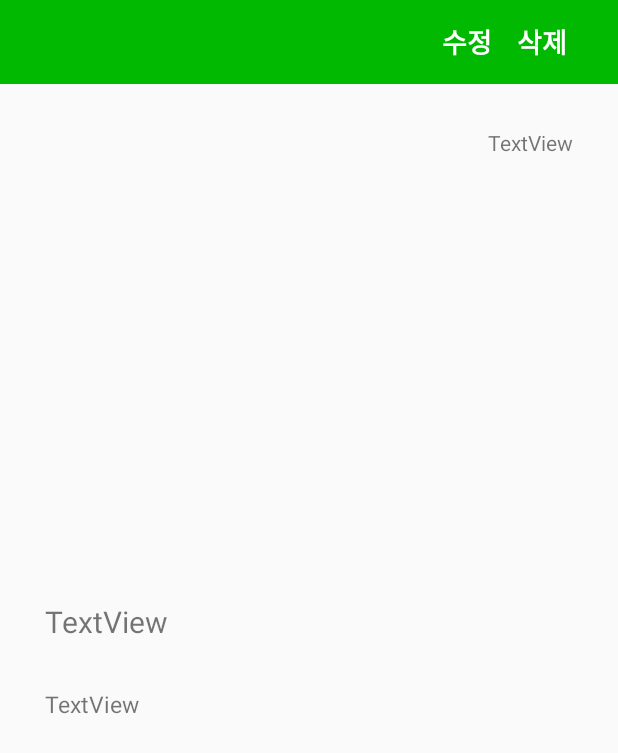
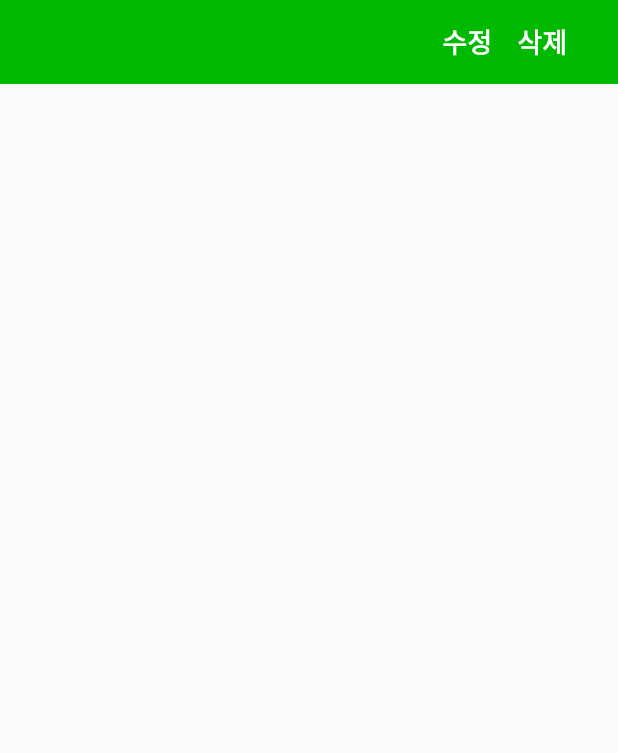
Before and after one commit to gangslee/Programmers_Challenge_Line, an Android app: the DetailActivity screen opened directly, with no data from a screen before it, on a phone screen of 412 x 824 dp. Shown: the top 753 px of the screen. Run offline under Robolectric (Android 15) with nearby library versions, the phone set to English and light mode, and no system bars; 6 statements that could not run were skipped.

Commit message:
Repair WirteAcrivity
Repair WirteAcrivity

```diff
--- a/app/src/main/java/com/example/myapplication/WriteActivity.kt
+++ b/app/src/main/java/com/example/myapplication/WriteActivity.kt
@@ -193,7 +193,8 @@ class WriteActivity : AppCompatActivity() {
         inputBts[0].setOnClickListener {
             val inputUrl = view.findViewById<EditText>(R.id.input_imgae_url)
             val imgUrl: String = inputUrl.text.toString()
-            if (URLUtil.isValidUrl(imgUrl)) {
+            val checkExt = imgUrl.substring(imgUrl.lastIndexOf(".")+1, imgUrl.length).toLowerCase(Locale.ENGLISH)
+            if (URLUtil.isValidUrl(imgUrl) && (checkExt == "jpg" || checkExt == "png" || checkExt == "gif") ) {
                 imgDataList.add(imgUrl)
                 imgAdapter.notifyDataSetChanged()
             } else {
--- a/app/src/main/res/layout/activity_detail.xml
+++ b/app/src/main/res/layout/activity_detail.xml
@@ -27,7 +27,6 @@
                 android:layout_alignParentEnd="true"
                 android:layout_marginTop="30dp"
                 android:layout_marginEnd="30dp"
-                android:text="TextView"
                 android:textSize="14sp" />
 
             <androidx.viewpager.widget.ViewPager
@@ -58,7 +57,6 @@
                 android:layout_marginTop="15dp"
                 android:layout_marginEnd="30dp"
                 android:layout_marginBottom="15dp"
-                android:text="TextView"
                 android:textSize="20sp" />
 
             <TextView
@@ -70,7 +68,6 @@
                 android:layout_marginTop="15dp"
                 android:layout_marginEnd="30dp"
                 android:layout_marginBottom="15dp"
-                android:text="TextView"
                 android:textSize="15sp" />
 
 
--- a/app/src/main/res/layout/input_url_dialog.xml
+++ b/app/src/main/res/layout/input_url_dialog.xml
@@ -16,10 +16,7 @@
             android:id="@+id/input_imgae_url"
             android:layout_width="match_parent"
             android:layout_height="wrap_content"
-            android:layout_marginTop="10dp"
-            android:layout_marginBottom="10dp"
-            android:layout_marginStart="20dp"
-            android:layout_marginEnd="20dp"
+            android:layout_margin="10dp"
             android:hint="@string/writeTitleText"
             android:textSize="15sp" />
 
```
